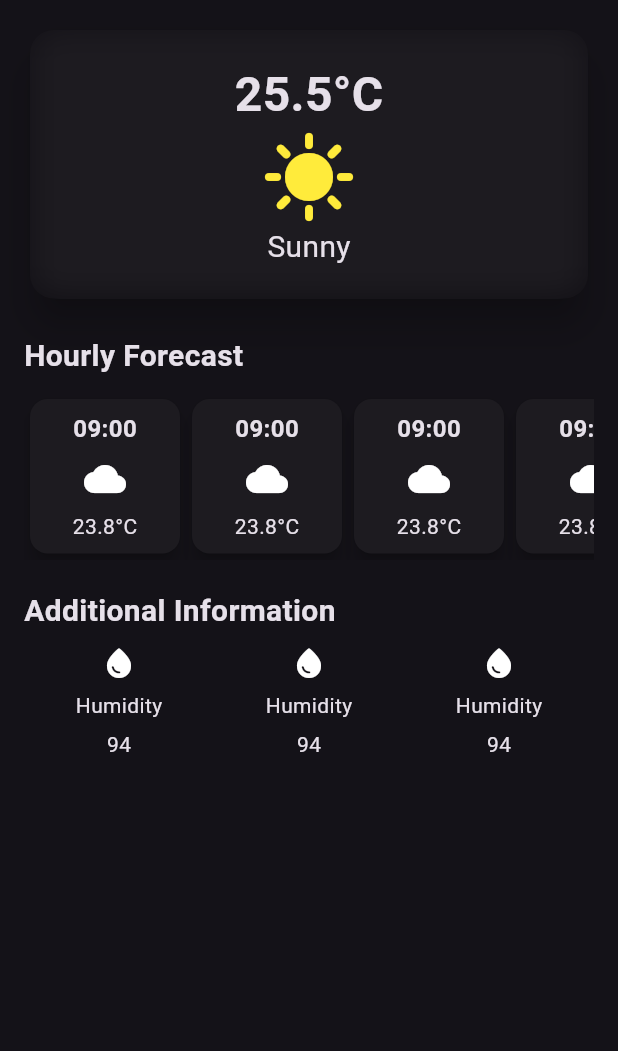
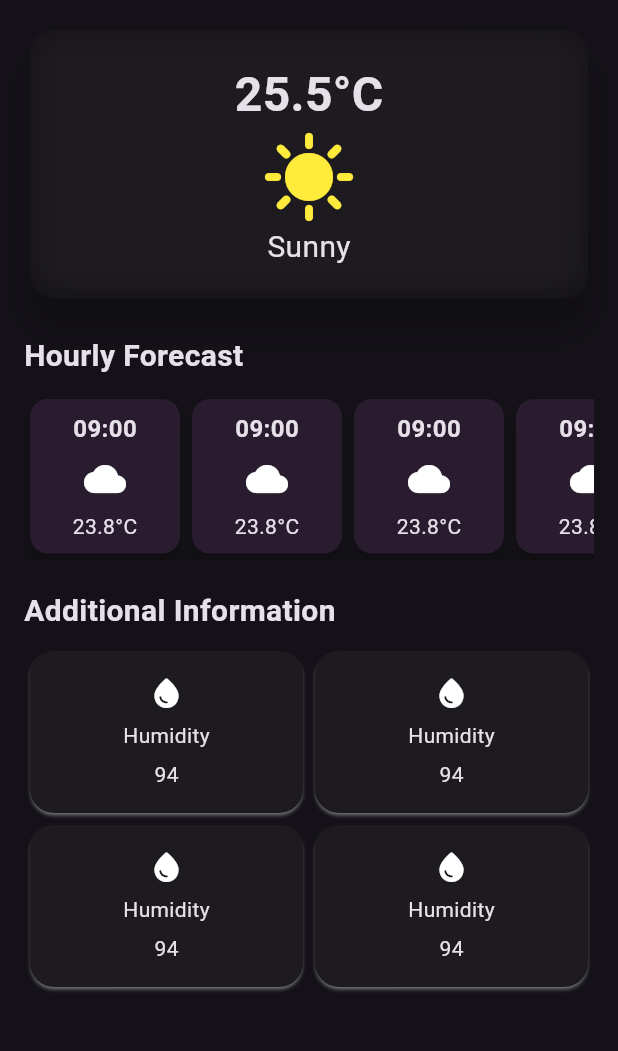
Before and after one commit to apil-adhikari/02-weather-app, a Flutter app: the screen it shows after launch, on a phone screen of 412 x 824 dp, the part 84-1135 px from its top. Run offline on Flutter 3.47's test engine with Material 3 defaults, Android fonts, the phone set to English and light mode, and no system bars.

Commit message:
Moved the hourly forecast and additional information to seprate file. - Added matrix type additional information card.

```diff
--- /dev/null
+++ b/lib/additional_information.dart
@@ -0,0 +1,38 @@
+import 'package:flutter/material.dart';
+
+class AdditionalInformation extends StatelessWidget {
+  const AdditionalInformation({super.key});
+
+  @override
+  Widget build(BuildContext context) {
+    // return Column(
+
+    //   children: [
+    //     Icon(Icons.water_drop_rounded, size: 24),
+    //     SizedBox(height: 6),
+    //     Text("Humidity"),
+    //     SizedBox(height: 6),
+    //     Text("94"),
+    //   ],
+    // );
+
+    return Card(
+      shadowColor: Colors.white,
+      shape: RoundedRectangleBorder(borderRadius: BorderRadius.circular(16)),
+      child: Padding(
+        padding: const EdgeInsets.all(16.0),
+        child: SizedBox(
+          child: Column(
+            children: [
+              Icon(Icons.water_drop_rounded, size: 24),
+              SizedBox(height: 6),
+              Text("Humidity"),
+              SizedBox(height: 6),
+              Text("94"),
+            ],
+          ),
+        ),
+      ),
+    );
+  }
+}
--- /dev/null
+++ b/lib/hourly_forecast_card.dart
@@ -0,0 +1,30 @@
+import "package:flutter/material.dart";
+
+class HourlyForecastCard extends StatelessWidget {
+  const HourlyForecastCard({super.key});
+
+  @override
+  Widget build(BuildContext context) {
+    return Card(
+      elevation: 5,
+      surfaceTintColor: Colors.purple,
+      child: Container(
+        width: 100,
+        padding: const EdgeInsets.all(8.0),
+        decoration: BoxDecoration(borderRadius: BorderRadius.circular(30)),
+        child: Column(
+          children: [
+            Text(
+              "09:00",
+              style: TextStyle(fontSize: 16, fontWeight: FontWeight.bold),
+            ),
+            SizedBox(height: 8),
+            Icon(Icons.cloud, size: 28),
+            SizedBox(height: 8),
+            Text("23.8°C", style: TextStyle(fontSize: 14)),
+          ],
+        ),
+      ),
+    );
+  }
+}
--- a/lib/weather_screen.dart
+++ b/lib/weather_screen.dart
@@ -1,6 +1,8 @@
 import 'dart:ui';
 
 import 'package:flutter/material.dart';
+import 'package:weather_app/additional_information.dart';
+import 'package:weather_app/hourly_forecast_card.dart';
 
 class WeatherScreen extends StatelessWidget {
   const WeatherScreen({super.key});
@@ -117,12 +119,33 @@ class WeatherScreen extends StatelessWidget {
                       ),
                     ),
                     SizedBox(height: 8),
+
                     Row(
-                      mainAxisAlignment: MainAxisAlignment.spaceAround,
                       children: [
-                        AdditionalInformation(),
-                        AdditionalInformation(),
-                        AdditionalInformation(),
+                        Flexible(
+                          fit: FlexFit.tight,
+                          flex: 1,
+                          child: SizedBox(child: AdditionalInformation()),
+                        ),
+                        Flexible(
+                          fit: FlexFit.tight,
+                          flex: 1,
+                          child: SizedBox(child: AdditionalInformation()),
+                        ),
+                      ],
+                    ),
+                    Row(
+                      children: [
+                        Flexible(
+                          fit: FlexFit.tight,
+                          flex: 1,
+                          child: SizedBox(child: AdditionalInformation()),
+                        ),
+                        Flexible(
+                          fit: FlexFit.tight,
+                          flex: 1,
+                          child: SizedBox(child: AdditionalInformation()),
+                        ),
                       ],
                     ),
                   ],
@@ -135,48 +158,3 @@ class WeatherScreen extends StatelessWidget {
     );
   }
 }
-
-class AdditionalInformation extends StatelessWidget {
-  const AdditionalInformation({super.key});
-
-  @override
-  Widget build(BuildContext context) {
-    return Column(
-      children: [
-        Icon(Icons.water_drop_rounded, size: 24),
-        SizedBox(height: 6),
-        Text("Humidity"),
-        SizedBox(height: 6),
-        Text("94"),
-      ],
-    );
-  }
-}
-
-class HourlyForecastCard extends StatelessWidget {
-  const HourlyForecastCard({super.key});
-
-  @override
-  Widget build(BuildContext context) {
-    return Card(
-      elevation: 5,
-      child: Container(
-        width: 100,
-        padding: const EdgeInsets.all(8.0),
-        decoration: BoxDecoration(borderRadius: BorderRadius.circular(30)),
-        child: Column(
-          children: [
-            Text(
-              "09:00",
-              style: TextStyle(fontSize: 16, fontWeight: FontWeight.bold),
-            ),
-            SizedBox(height: 8),
-            Icon(Icons.cloud, size: 28),
-            SizedBox(height: 8),
-            Text("23.8°C", style: TextStyle(fontSize: 14)),
-          ],
-        ),
-      ),
-    );
-  }
-}
```
